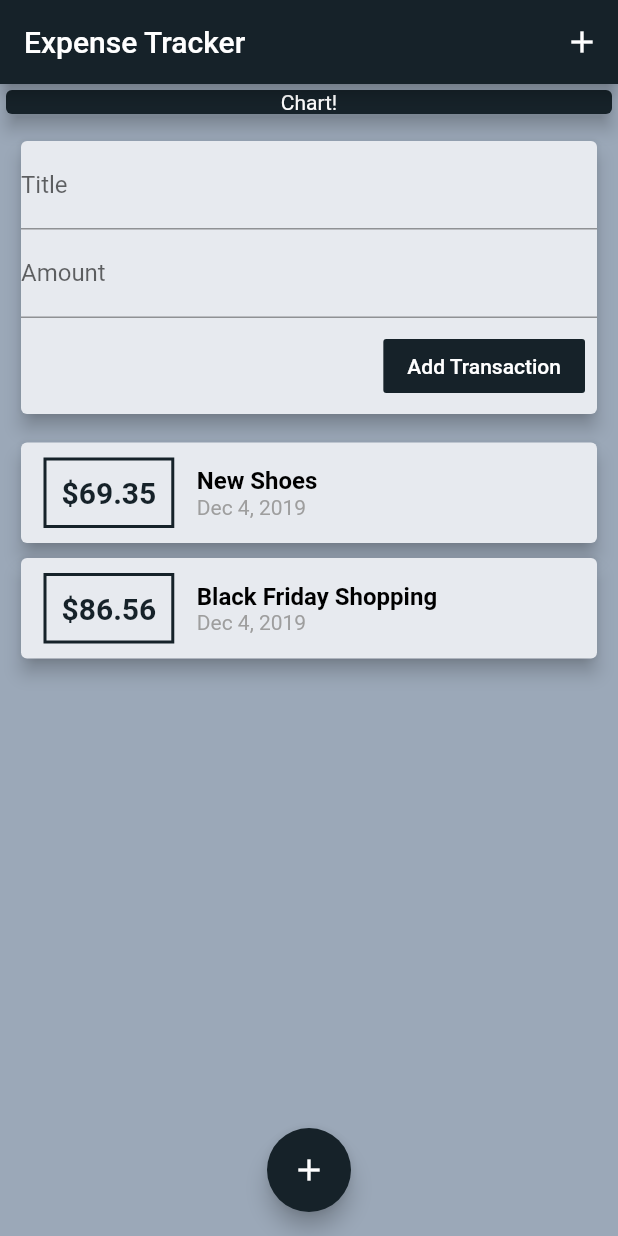
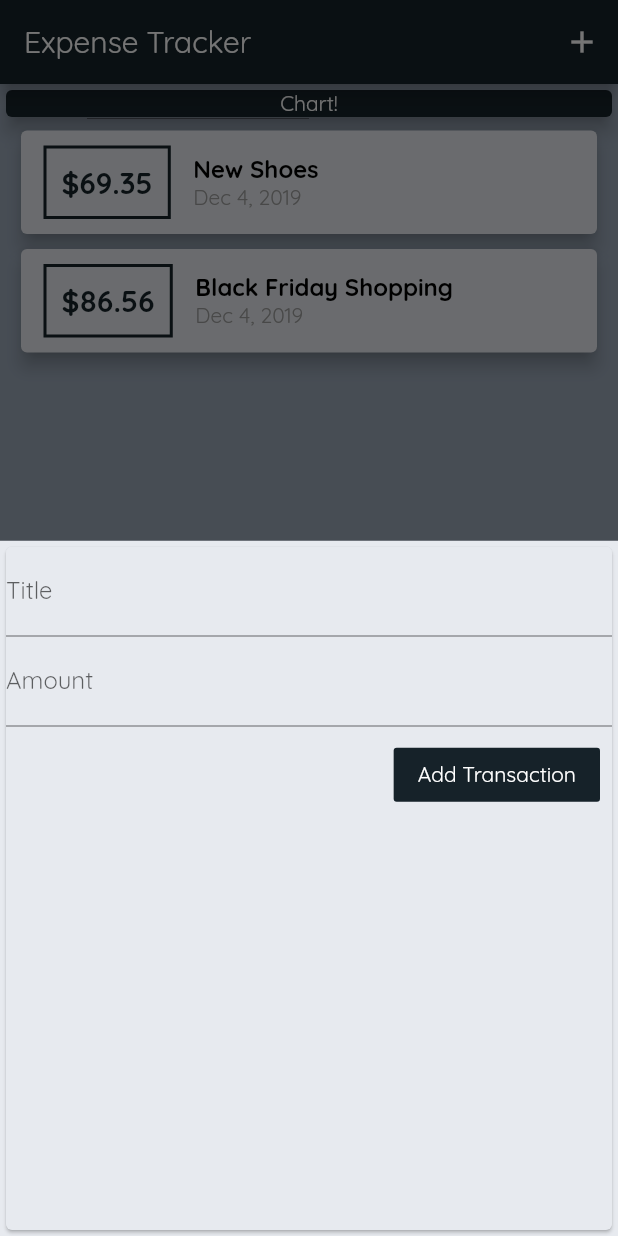
Before and after one commit to SuvrangshuBarua/ExpenseTracker, a Flutter app: the screen it shows after launch, after a tap on the "add" icon, on a phone screen of 412 x 824 dp. Run offline on Flutter 3.47's test engine with Material 2 defaults, Android fonts, the phone set to English and light mode, and no system bars.

Commit message:
Eighth commit

```diff
--- a/expense_tracker/lib/main.dart
+++ b/expense_tracker/lib/main.dart
@@ -1,5 +1,10 @@
-import './widgets/user_transactions.dart';
+import 'package:expense_tracker/widgets/transaction_list.dart';
+
+import './widgets/new_transactions.dart';
+
+import './widgets/transaction_list.dart';
 import 'package:flutter/material.dart';
+import './models/transaction.dart';
 
 void main() => runApp(MyApp());
 const PrimaryColor = const Color(0xff162229);
@@ -12,15 +17,61 @@ class MyApp extends StatelessWidget {
       title: 'Flutter Demo',
       theme: ThemeData(
         primaryColor: PrimaryColor,
+        fontFamily: 'Quicksand',
       ),
       home: MyHomePage(),
     );
   }
 }
 
-class MyHomePage extends StatelessWidget {
-  final titleController = TextEditingController();
-  final amountController = TextEditingController();
+class MyHomePage extends StatefulWidget {
+  @override
+  _MyHomePageState createState() => _MyHomePageState();
+}
+
+class _MyHomePageState extends State<MyHomePage> {
+  final List<Transaction> _userTransactions = [
+    Transaction(
+      id: 't1',
+      title: 'New Shoes',
+      amount: 69.35,
+      date: DateTime.now(),
+    ),
+    Transaction(
+      id: 't2',
+      title: 'Black Friday Shopping',
+      amount: 86.56,
+      date: DateTime.now(),
+    )
+  ];
+
+  void _addNewTransaction(String title, double amount) {
+    final newTx = Transaction(
+      title: title,
+      amount: amount,
+      date: DateTime.now(),
+      id: DateTime.now().toString(),
+    );
+
+    setState(() {
+      _userTransactions.add(newTx);
+    });
+  }
+
+  void _startAddNewTransaction(BuildContext ctx) {
+    showModalBottomSheet(
+      backgroundColor: Color(0xffe7eaef),
+      context: ctx,
+      builder: (bCtx) {
+        return GestureDetector(
+          onTap: () {},
+          child: NewTransaction(_addNewTransaction),
+          behavior: HitTestBehavior.opaque,
+        );
+      },
+    );
+  }
+
   @override
   Widget build(BuildContext context) {
     return Scaffold(
@@ -31,7 +82,7 @@ class MyHomePage extends StatelessWidget {
         actions: <Widget>[
           IconButton(
             icon: Icon(Icons.add),
-            onPressed: () {},
+            onPressed: () => _startAddNewTransaction(context),
           )
         ],
       ),
@@ -55,7 +106,7 @@ class MyHomePage extends StatelessWidget {
                 elevation: 5,
               ),
             ),
-            UserTransactions()
+            TransactionList(_userTransactions),
           ],
         ),
       ),
@@ -63,7 +114,7 @@ class MyHomePage extends StatelessWidget {
       floatingActionButton: FloatingActionButton(
         backgroundColor: PrimaryColor,
         child: Icon(Icons.add),
-        onPressed: () {},
+        onPressed: () => _startAddNewTransaction(context),
       ),
     );
   }
--- a/expense_tracker/lib/widgets/new_transactions.dart
+++ b/expense_tracker/lib/widgets/new_transactions.dart
@@ -2,12 +2,20 @@ import 'package:flutter/material.dart';
 
 const PrimaryColor = const Color(0xff162229);
 
-class NewTransaction extends StatelessWidget {
+class NewTransaction extends StatefulWidget {
   final Function addTx;
+
+  NewTransaction(this.addTx);
+
+  @override
+  _NewTransactionState createState() => _NewTransactionState();
+}
+
+class _NewTransactionState extends State<NewTransaction> {
   final titleController = TextEditingController();
+
   final amountController = TextEditingController();
 
-  NewTransaction(this.addTx);
   void submitData() {
     final enteredTitle = titleController.text;
     final enteredAmount = double.parse(amountController.text);
@@ -15,19 +23,17 @@ class NewTransaction extends StatelessWidget {
     if (enteredAmount <= 0 || enteredTitle.isEmpty) {
       return;
     }
-    addTx(
+    widget.addTx(
       enteredTitle,
       enteredAmount,
     );
+    Navigator.of(context).pop();
   }
 
   @override
   Widget build(BuildContext context) {
-    return Padding(
-      padding: const EdgeInsets.all(10.0),
-      child: Card(
+    return Card(
       color: Color(0xffe7eaef),
-        elevation: 5,
       child: Column(
         crossAxisAlignment: CrossAxisAlignment.end,
         children: <Widget>[
@@ -56,7 +62,6 @@ class NewTransaction extends StatelessWidget {
           )
         ],
       ),
-      ),
     );
   }
 }
--- a/expense_tracker/lib/widgets/user_transactions.dart
+++ /dev/null
@@ -1,49 +0,0 @@
-import 'package:flutter/material.dart';
-import './transaction_list.dart';
-import './new_transactions.dart';
-import '../models/transaction.dart';
-
-class UserTransactions extends StatefulWidget {
-  @override
-  _UserTransactionsState createState() => _UserTransactionsState();
-}
-
-class _UserTransactionsState extends State<UserTransactions> {
-  final List<Transaction> _userTransactions = [
-    Transaction(
-      id: 't1',
-      title: 'New Shoes',
-      amount: 69.35,
-      date: DateTime.now(),
-    ),
-    Transaction(
-      id: 't2',
-      title: 'Black Friday Shopping',
-      amount: 86.56,
-      date: DateTime.now(),
-    )
-  ];
-
-  void _addNewTransaction(String title, double amount) {
-    final newTx = Transaction(
-      title: title,
-      amount: amount,
-      date: DateTime.now(),
-      id: DateTime.now().toString(),
-    );
-
-    setState(() {
-      _userTransactions.add(newTx);
-    });
-  }
-
-  @override
-  Widget build(BuildContext context) {
-    return Column(
-      children: <Widget>[
-        NewTransaction(_addNewTransaction),
-        TransactionList(_userTransactions),
-      ],
-    );
-  }
-}
```
Also changed, not shown: expense_tracker/pubspec.yaml (+11 -6 lines), expense_tracker/assets/fonts/OpenSans-Bold.ttf (added), expense_tracker/assets/fonts/OpenSans-Regular.ttf (added), expense_tracker/assets/fonts/Quicksand-Bold.ttf (added), expense_tracker/assets/fonts/Quicksand-Light.ttf (added), expense_tracker/assets/fonts/Quicksand-Medium.ttf (added), expense_tracker/assets/fonts/Quicksand-Regular.ttf (added). Lines whose indentation alone changed are shown as unchanged.
